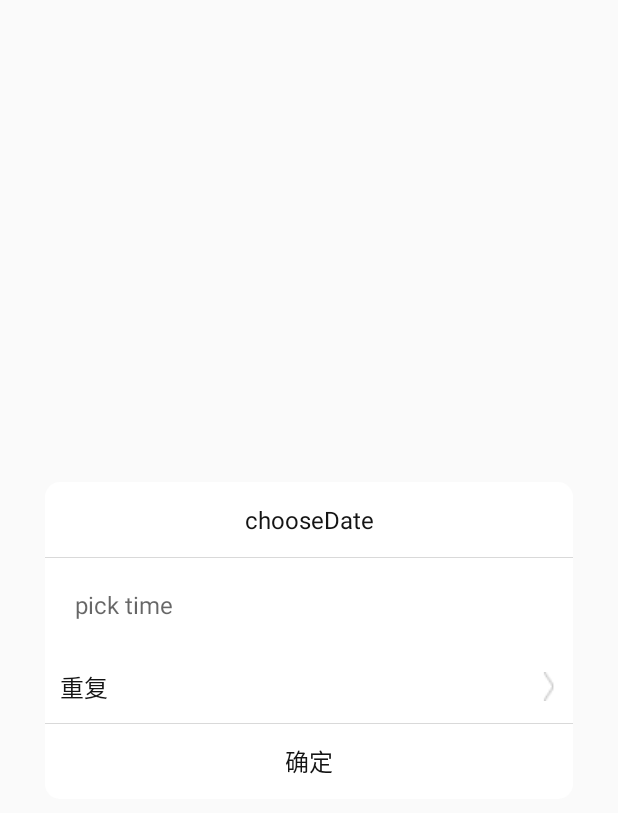
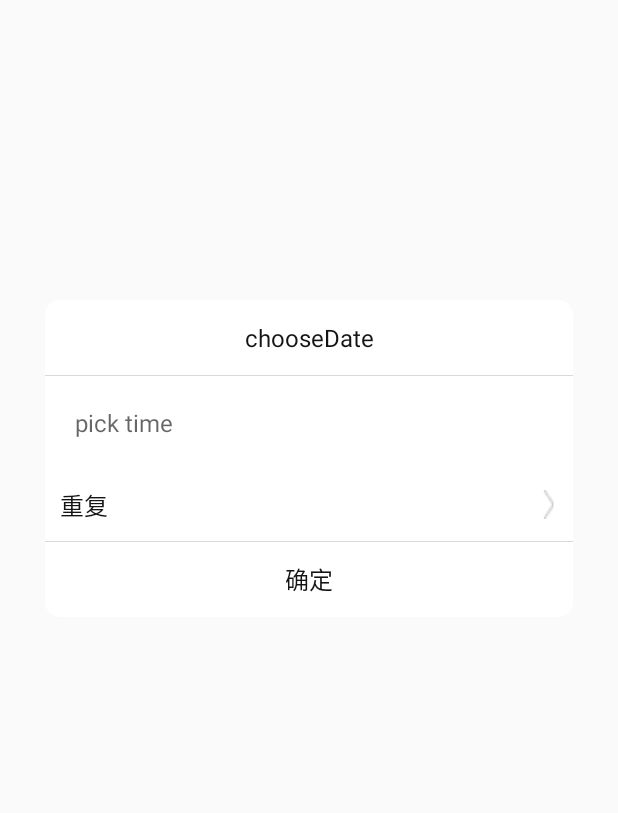
Before and after one commit to Davy97/MyAlarm, an Android app: the layout my_dialogue.xml on its own in the app's theme, with its tools: preview values and no code run, on a phone screen of 412 x 824 dp. Shown: the top 813 px of the screen. Run offline under Robolectric (Android 15) with nearby library versions, the light colour scheme and no system bars.

Commit message:
edit layout

```diff
--- a/app/src/main/res/layout/my_dialogue.xml
+++ b/app/src/main/res/layout/my_dialogue.xml
@@ -1,9 +1,9 @@
 <?xml version="1.0" encoding="utf-8"?>
 <LinearLayout xmlns:android="http://schemas.android.com/apk/res/android"
     android:gravity="center"
-    android:layout_width="match_parent"
-    android:layout_height="match_parent"
-    android:layout_marginTop="30dp"
+    android:layout_width="wrap_content"
+    android:layout_height="wrap_content"
+    android:layout_marginTop="200dp"
     >
     <LinearLayout
         android:layout_width="match_parent"
```
